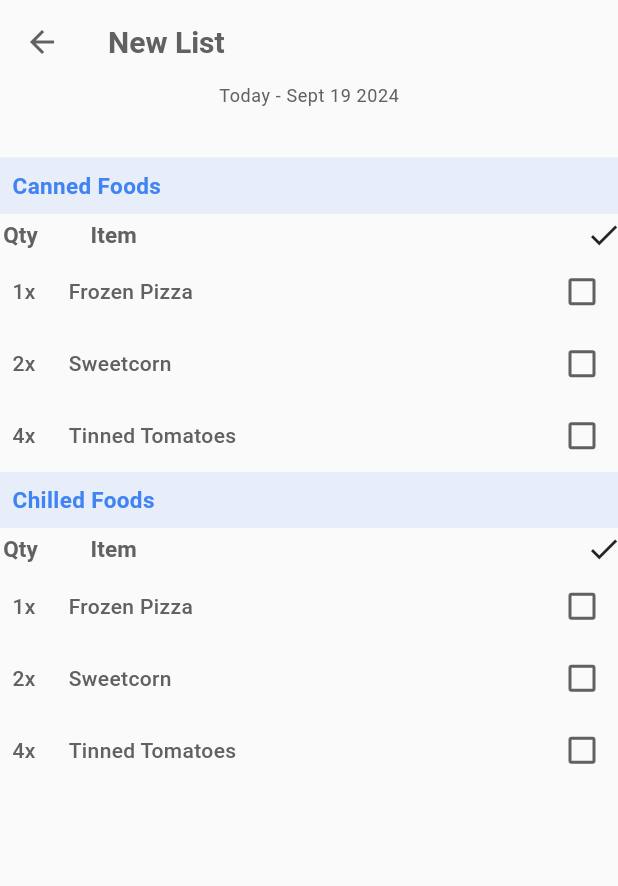
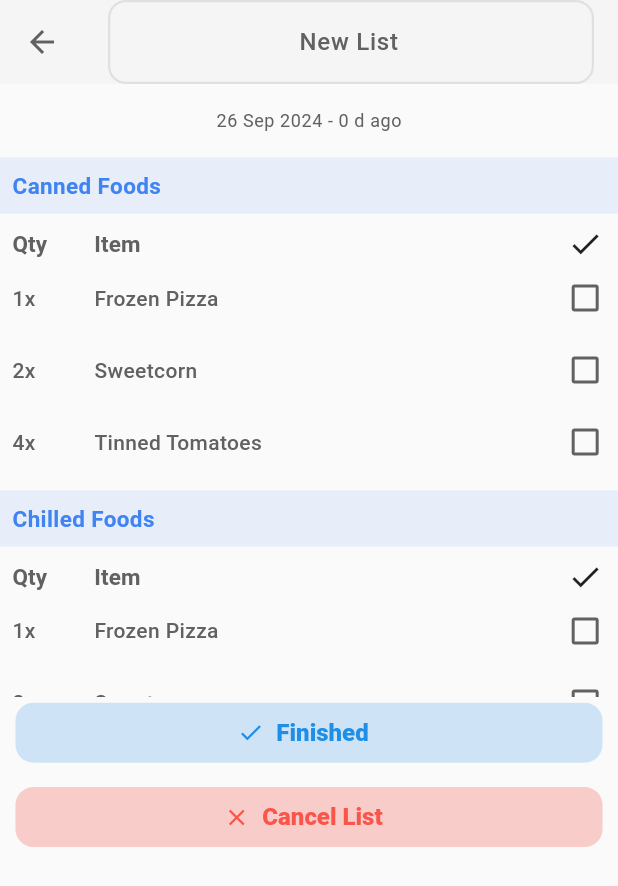
Before and after one commit to Oscaross/eatneat, a Flutter app: the ShoppingListPage screen opened directly, on a phone screen of 412 x 824 dp. Shown: the top 886 px of the screen. Run offline on Flutter 3.47's test engine with Material 3 defaults, Android fonts, the phone set to English and light mode, and no system bars; our stand-ins replace flutter_speed_dial; missing offline and left inert: flutter_barcode_scanner, openfoodfacts; network calls fail.

Commit message:
Improve shopping list view model and add some date util functions to help refactoring and timeline management within the app. This class can be reused time and again to display times after expiry, how old products are and other handy UI features!

```diff
--- a/lib/main.dart
+++ b/lib/main.dart
@@ -21,6 +21,7 @@ class MyApp extends StatelessWidget {
   @override
   Widget build(BuildContext context) {
     return MaterialApp(
+      showPerformanceOverlay: false,
       theme: Themes.lightMode,
       home: MyHomePage(),
     );
--- a/lib/models/shopping_list.dart
+++ b/lib/models/shopping_list.dart
@@ -7,6 +7,12 @@ class ShoppingList {
 
   final Set<ShoppingItem> _itemList = {};
   Set<ShoppingItem> get itemList => _itemList;
+  // when was the list created
+  late DateTime _timestamp;
+
+  ShoppingList() {
+    _timestamp = DateTime.now();
+  }
 
   void addItem(ShoppingItem item) {
     _itemList.add(item);
--- a/lib/pages/pantry/item_view_page.dart
+++ b/lib/pages/pantry/item_view_page.dart
@@ -477,12 +477,7 @@ class ItemViewPageState extends State<ItemViewPage> {
                         );
                       },
 
-                      style: FilledButton.styleFrom(
-                        fixedSize: Themes.getFullWidthButtonSize(context),
-                        backgroundColor: Colors.red.withOpacity(0.25),
-                        overlayColor: Colors.redAccent,
-                        foregroundColor: const Color.fromARGB(255, 249, 85, 74),
-                      )
+                      style: Themes.filledButtonCancelStyle(context),
                     ),
                   ),
                 ]
--- a/lib/pages/shopping/shopping_list_page.dart
+++ b/lib/pages/shopping/shopping_list_page.dart
@@ -1,6 +1,7 @@
 import 'package:eatneat/models/pantry_category.dart';
 import 'package:eatneat/ui/safe_padding.dart';
 import 'package:eatneat/ui/themes.dart';
+import 'package:eatneat/util/date.dart';
 import 'package:flutter/material.dart';
 
 class ShoppingListPage extends StatefulWidget {
@@ -14,10 +15,11 @@ class ShoppingListPage extends StatefulWidget {
 
 class ShoppingListPageState extends State<ShoppingListPage> {
 
+  // TODO: Change this to use an actual timestamp
+  static final DateTime _timestamp = DateTime.now();
   static const int spacerFlex = 1;
 
   late List<PantryCategory> _categories;
-  String _listTitle = "New List";
 
   // TODO: DEBUG VARIABLES
   static final List<ShoppingListItem> debugItems = [ShoppingListItem(name: "Frozen Pizza", quantity: 1), ShoppingListItem(name: "Sweetcorn", quantity: 2), ShoppingListItem(name: "Tinned Tomatoes", quantity: 4)];
@@ -27,13 +29,14 @@ class ShoppingListPageState extends State<ShoppingListPage> {
   // our map of the checklist, contains entries which relate a category from the main pantry to one of our custom item view models items
   final Map<PantryCategory, List<ShoppingListItem>> _shoppingList = {canned : debugItems, chilled : debugItems};
 
+  // initialise a new editing controller to start with 'New List' when the user first creates a list
+  final TextEditingController _listNameController = TextEditingController(text: "New List");
+
   @override
   void initState() {
     // TODO: Re-implement actual logic for configuration of categories
     // _categories = widget.categories;
     _categories = [canned, chilled];
-
-
     // initialise mapping with all existing categories
 
     super.initState();
@@ -43,34 +46,51 @@ class ShoppingListPageState extends State<ShoppingListPage> {
   Widget build(BuildContext context) {
     return Scaffold(
       appBar: AppBar(
-        backgroundColor: Colors.transparent,
-        title: Text(_listTitle),
+        actions: [],
+        foregroundColor: Themes.background,
+        title: TextField(
+          textAlign: TextAlign.center,
+          decoration: InputDecoration(
+            border: InputBorder.none,
+          ),
+          controller: _listNameController,
+        ),
       ),
       body: Column(
         mainAxisAlignment: MainAxisAlignment.center,
         children: [
           Padding(
-            padding: SafePadding.getSafePadding(context: context, marginType: MarginType.bottom, paddingType: PaddingType.large),
+            padding: SafePadding.getSafePadding(context: context, marginType: MarginType.vertical, paddingType: PaddingType.large),
             child: Center(
-              child: Text("Today - Sept 19 2024", style: Theme.of(context).textTheme.bodySmall)
+              child: Text("${DateUtil.representDateAsMonthDateYear(_timestamp)} - ${DateUtil.representHowOld(_timestamp)} ago", style: Theme.of(context).textTheme.bodySmall)
             ),
           ),
-          // Render list of todo items
+          // render the shopping list itself
           Expanded(
             child: ListView.builder(
               itemCount: _categories.length,
-              itemBuilder: (context, index) => renderTodoListItems(_categories[index].name, _shoppingList[_categories[index]]!),
+              itemBuilder: (context, index) => renderOneList(_categories[index].name, _shoppingList[_categories[index]]!),
             ),
-          )
+          ),
+          Expanded(
+            child: drawButtons(),
+          ),
         ]
       ),
     );
   }
 
-  Widget renderTodoListItems(String title, List<ShoppingListItem> items) {
+  Widget renderOneList(String title, List<ShoppingListItem> items) {
     return Column(
       children: [
-        Container(
+        buildCategoryBanner(title),
+        buildCategoryContents(items),
+      ],
+    );
+  }
+
+  Widget buildCategoryBanner(String title) {
+    return Container(
         width: double.infinity,
         color: Themes.primaryAccent.withOpacity(0.1),
         child: Padding(
@@ -84,66 +104,75 @@ class ShoppingListPageState extends State<ShoppingListPage> {
             )
           ),
         ),
+      );
+  }
+
+  Widget buildCategoryContents(List<ShoppingListItem> items) {
+    return Padding(
+      padding: SafePadding.getSafePadding(context: context, marginType: MarginType.all, paddingType: PaddingType.medium),
+      child: Table(
+        defaultVerticalAlignment: TableCellVerticalAlignment.middle,
+        columnWidths: <int, TableColumnWidth> {
+          0 : FlexColumnWidth(4),
+          1 : FlexColumnWidth(23),
+          2 : FlexColumnWidth(2),
+        },
+        children: <TableRow>[
+          // render guidance text (qty, name and checkmark)
+          TableRow(
+            children: <Widget> [
+              Text("Qty", style: Theme.of(context).textTheme.titleSmall),
+              Text("Item", style: Theme.of(context).textTheme.titleSmall),
+              Icon(Icons.check)
+            ]
           ),
-        Padding(
-          padding: SafePadding.getSafePadding(context: context, marginType: MarginType.all, paddingType: PaddingType.small),
-          child: Row(
-            children: [
-              Expanded(
-                flex: 2,
-                child: Text("Qty", style: Theme.of(context).textTheme.titleSmall)
+
+          // render actual items in list
+          for(final item in items) TableRow(
+            decoration: BoxDecoration(
+              color: item.isChecked ? Themes.primary.withOpacity(0.06) : Colors.transparent,
             ),
-              Spacer(flex: 1),
-              Expanded(
-                flex: 16,
-                child: Text("Item", style: Theme.of(context).textTheme.titleSmall)
-              ),
-              Spacer(),
-              Expanded(
-                child: Icon(Icons.check)
-              ),
-            ]
-          )
-        ),
-        ListView.builder(
-          shrinkWrap: true,
-          physics: NeverScrollableScrollPhysics(),
-          itemCount: items.length,
-          itemBuilder: (context, index) {
-            ShoppingListItem item = items[index];
-
-            return Container(
-              // Add a transparent highlight to an entry if it is checked
-              color: (item.isChecked) ? Themes.primary.withOpacity(0.04) : Colors.transparent,
-              child: Padding(
-                padding: SafePadding.getSafePadding(context: context, marginType: MarginType.left, paddingType: PaddingType.medium),
-                child: Row(
-                  children: [
-                    Expanded(
-                      flex: 1,
-                      child: Text("${item.quantity}x")
-                    ),
-                    Spacer(flex: 1),
-                    Expanded(
-                      flex: 16,
-                      child: Text(item.name)
-                    ),
-                    Spacer(),
+            children: <Widget> [
+              Text("${item.quantity}x"),
+              Text(item.name),
               Checkbox(
                 value: item.isChecked,
+                // make the checkbox the primary accent color if we check it, otherwise, make it the scaffold background color and be unselected
+                checkColor: Colors.white,
+                fillColor: WidgetStateProperty.resolveWith((states) => states.contains(WidgetState.selected) ? Themes.primaryAccent : Themes.background),
                 onChanged: (val) {
                   setState(() {
                     item.isChecked = val ?? false;
                   });
                 },
               ),
+            ]
+          )
         ],
       ),
+    );
+  }
+
+  Widget drawButtons() {
+    return Column(
+      crossAxisAlignment: CrossAxisAlignment.center,
+      children: <Widget> [
+        FilledButton.icon(
+          icon: Icon(Icons.check),
+          onPressed: () {},
+          label: Text("Finished"),
+          style: FilledButton.styleFrom(
+            fixedSize: Themes.getFullWidthButtonSize(context),
+          )
         ),
-            );
-          },
-        ),
-      ],
+        SizedBox(height: MediaQuery.of(context).size.height * 0.01),
+        FilledButton.icon(
+          icon: Icon(Icons.close),
+          onPressed: () {},
+          label: Text("Cancel List"),
+          style: Themes.filledButtonCancelStyle(context),
+        )
+      ]
     );
   }
 }
--- a/lib/ui/safe_padding.dart
+++ b/lib/ui/safe_padding.dart
@@ -20,7 +20,7 @@ class SafePadding {
 
     Size deviceSize = MediaQuery.of(context).size;
 
-    return switch(marginType) {
+    return switch (marginType) {
       MarginType.all => EdgeInsets.all(deviceSize.width * multiplier),
       MarginType.vertical => EdgeInsets.fromLTRB(0, (deviceSize.height * multiplier) / 2, 0, (deviceSize.height * multiplier) / 2),
       MarginType.horizontal => EdgeInsets.fromLTRB(deviceSize.width * multiplier, 0, deviceSize.width * multiplier, 0),
@@ -36,7 +36,7 @@ class SafePadding {
       PaddingType.small => 0.005,
       PaddingType.medium => 0.02,
       PaddingType.large => 0.04,
-      PaddingType.generous => 0.8,
+      PaddingType.generous => 0.08,
       PaddingType.none => 0,
     };
   }
--- a/lib/ui/themes.dart
+++ b/lib/ui/themes.dart
@@ -1,4 +1,3 @@
-import 'package:eatneat/ui/safe_padding.dart';
 import 'package:flutter/material.dart';
 
 class Themes {
@@ -268,7 +267,7 @@ class Themes {
   // Utility functions
 
   /// Takes the current BuildContext and constructs a button that spans a visually appealing portion of the screen, this is a common style in this app.
-  static Size getFullWidthButtonSize(BuildContext context) => Size(MediaQuery.of(context).size.width * 0.95, MediaQuery.of(context).size.height * 0.1);
+  static Size getFullWidthButtonSize(BuildContext context) => Size(MediaQuery.of(context).size.width * 0.95, MediaQuery.of(context).size.height * 0.01);
 
   /// Returns the current app primary color scheme with an opacity film to make for a nice background for labels or text widgets that need to stand out
   static Color getPrimaryBackground() => primary.withOpacity(0.1);
@@ -307,6 +306,15 @@ class Themes {
       );
   }
 
+  static ButtonStyle filledButtonCancelStyle(BuildContext context) {
+    return ButtonStyle(
+      fixedSize: WidgetStatePropertyAll(Themes.getFullWidthButtonSize(context)),
+      backgroundColor: WidgetStatePropertyAll(Colors.red.withOpacity(0.25)),
+      overlayColor: WidgetStatePropertyAll(Colors.redAccent.withOpacity(0.07)),
+      foregroundColor: WidgetStatePropertyAll(const Color.fromARGB(255, 249, 85, 74)),
+    );
+  }
+
   /// Shifts a color's RGB values equally to create a brighter or a darker color to match the theme.
   static Color _shiftColor(Color col, double shiftFactor) {
     assert ((shiftFactor > 0 && shiftFactor <= 1), "RGB values cannot be negative or greater than their bound, yet the shift factor assigned was outside the range 0 <= x <= 1! ($shiftFactor)");
@@ -317,7 +325,6 @@ class Themes {
 
     return Color.fromARGB(col.alpha, r, g, b);
   }
-
 }
 
 class ColorTheme {
--- /dev/null
+++ b/lib/util/date.dart
@@ -0,0 +1,38 @@
+/// Global application utility class for nicely formatting and properly representing date and time within the app
+///
+
+class DateUtil {
+
+  static final Map<int, String> monthIntToString = {
+    1 : "Jan",
+    2 : "Feb",
+    3 : "Mar",
+    4 : "Apr",
+    5 : "May",
+    6 : "Jun",
+    7 : "Jul",
+    8 : "Aug",
+    9 : "Sep",
+    10 : "Oct",
+    11 : "Nov",
+    12 : "Dec",
+  };
+
+  /// Converts a DateTime to ie. "Sep 19 2024"
+  static String representDateAsMonthDateYear(DateTime date) => "${date.day} ${monthIntToString[date.month]} ${date.year}";
+
+  /// Neatly formats how old an item is ie. 13d, 2mo or 2y
+  static String representHowOld(DateTime date) {
+    int daysSince = DateTime.now().difference(date).inDays;
+
+    if (daysSince > 365) {
+      return "${(daysSince / 365).floor()}y";
+    }
+    else if (daysSince > 30) {
+      return "${(daysSince / 30).floor().toString()}mo";
+    }
+
+    return "$daysSince d";
+  }
+
+}
```
Lines whose indentation alone changed are shown as unchanged.
